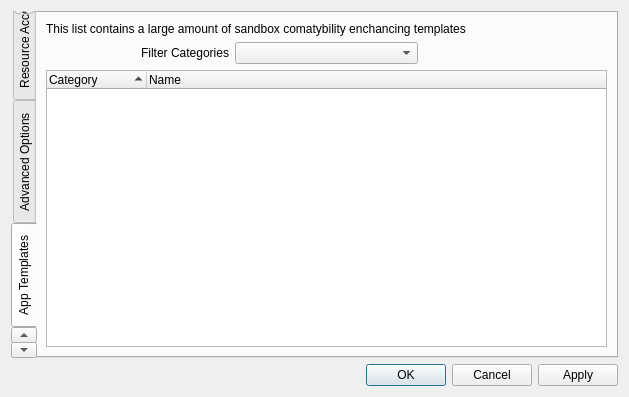
Before: the Qt Designer form SandboxiePlus/SandMan/Forms/OptionsWindow.ui in sandboxie-plus/Sandboxie, drawn with Qt 5.
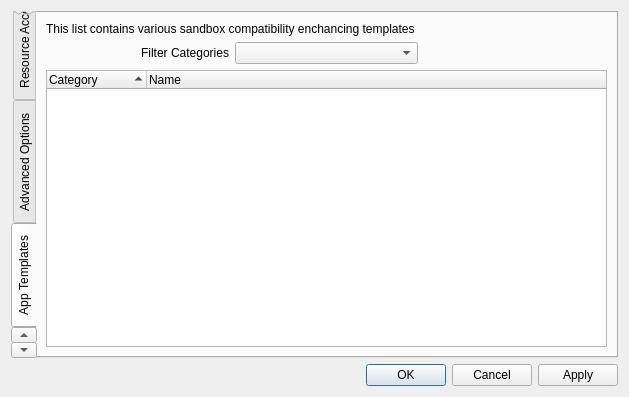
After: the same form once the commit is applied. The open tabs and pages were chosen to show the change.

Diff of the .ui file:
```diff
--- a/SandboxiePlus/SandMan/Forms/OptionsWindow.ui
+++ b/SandboxiePlus/SandMan/Forms/OptionsWindow.ui
@@ -1010,7 +1010,7 @@
            <item row="0" column="0" colspan="3">
             <widget class="QLabel" name="label_13">
              <property name="text">
-              <string>This list contains a large amount of sandbox comatybility enchancing templates</string>
+              <string>This list contains various sandbox compatibility enchancing templates</string>
              </property>
              <property name="wordWrap">
               <bool>true</bool>
```
